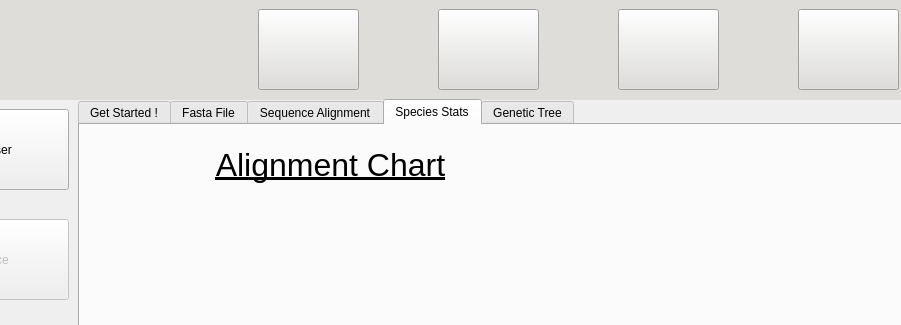
Old version of the form scripts/Qt/main.ui in the repository tahiri-lab/iPhyloGeo_plus_plus; both pictures show x 122 to 1023 and y 0 to 325 of the 1143 by 670 pixel window.
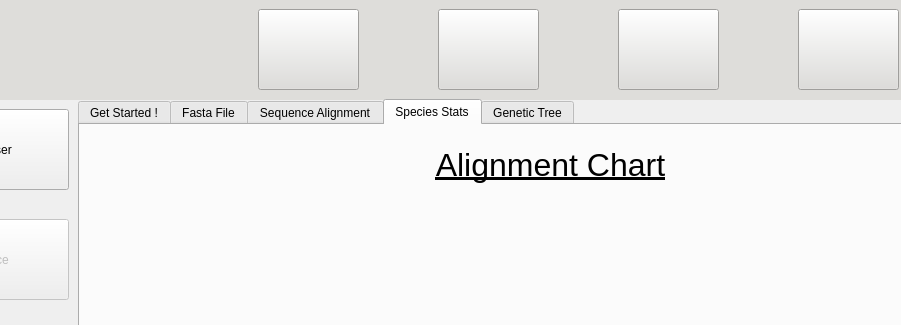
New version of the form. Icons and pictures are not drawn.

```diff
--- a/scripts/Qt/main.ui
+++ b/scripts/Qt/main.ui
@@ -1213,7 +1213,7 @@
          <widget class="QLabel" name="GenStatsTitle">
           <property name="geometry">
            <rect>
-            <x>-20</x>
+            <x>200</x>
             <y>0</y>
             <width>541</width>
             <height>81</height>
```
Left out of the diff: 2 changed lines with no effect on the pictures.
